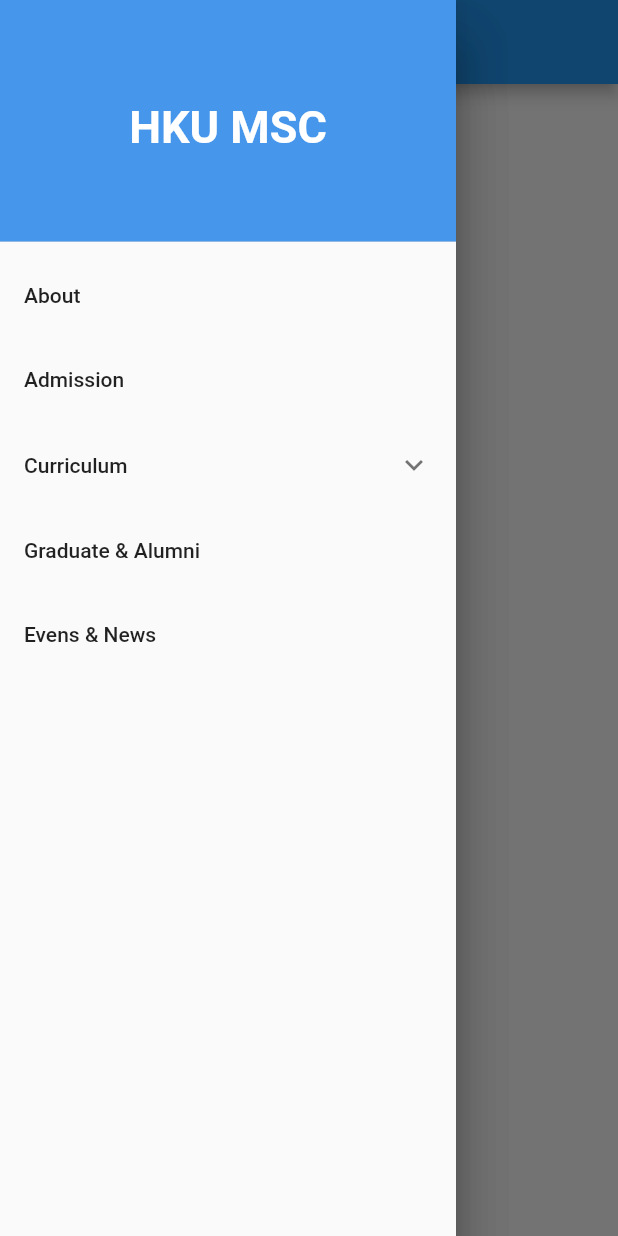
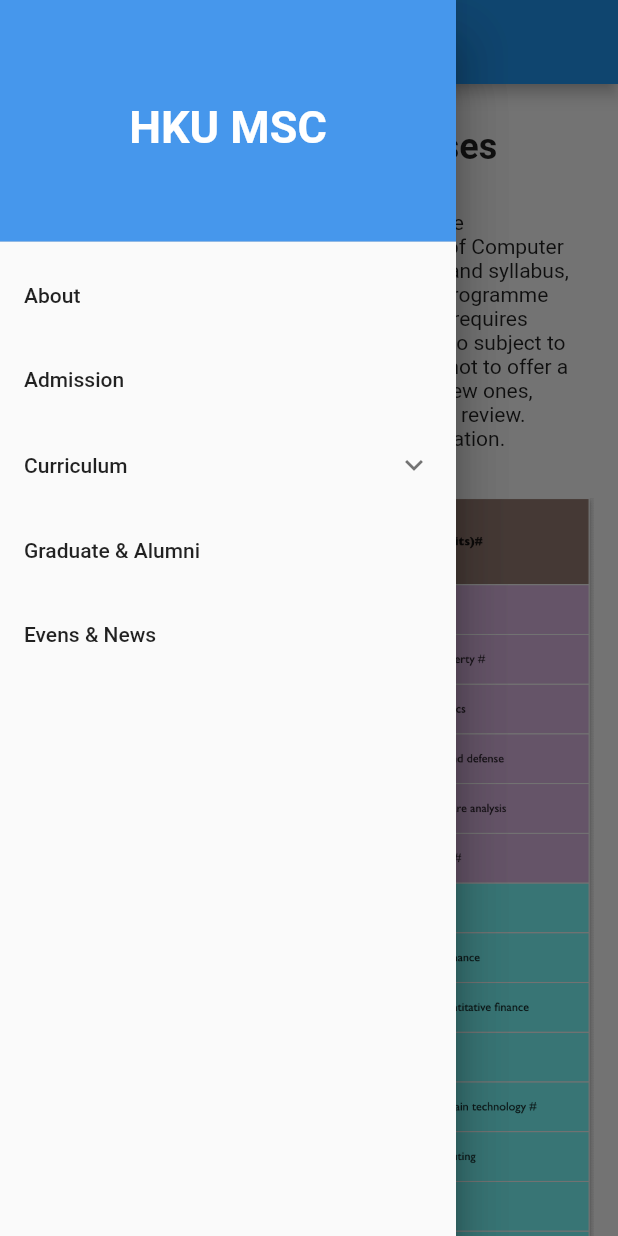
Before and after one commit to BZbyr/MSc-CS-website-app, a Flutter app: the MyCoursesPage screen opened directly with empty values, with the side drawer open, on a phone screen of 412 x 824 dp. Run offline on Flutter 3.47's test engine with Material 2 defaults, Android fonts, the phone set to English and light mode, and no system bars.

Commit message:
complete Curriculum

```diff
--- a/lib/routes/about/aboutHKU.dart
+++ b/lib/routes/about/aboutHKU.dart
@@ -32,7 +32,6 @@
           ],
         ),
       ],
-
     );
   }
 }
--- a/lib/routes/curriculum/courses.dart
+++ b/lib/routes/curriculum/courses.dart
@@ -17,6 +17,7 @@
 class MyCoursesPage extends StatelessWidget{
 
   final String title;
+  final TextStyle titleStyle = const TextStyle(fontSize: 24.0, fontWeight: FontWeight.w600);
 
   MyCoursesPage({Key key, this.title}) : super(key: key);
 
@@ -27,7 +28,19 @@
       appBar: new AppBar(
         title: new Text(title),
       ),
-      body: new Center(child: new Text("courses")),
+      body: ListView(
+        padding: const EdgeInsets.symmetric(horizontal: 16.0),
+        children: [
+          new Column(
+            children: <Widget>[
+              new Text('\nMSc(CompSc) Courses\n',style: titleStyle,),
+              new Text('The following is a list of courses offered for the MSc(CompSc) curriculum by the Department of Computer Science.  The courses, both in terms of range and syllabus, are updated and revised continuously by the Programme Committee and the Department.  Any revision requires University’s approval.  The list of courses is also subject to change because occasionally we may decide not to offer a particular course in one year or to add some new ones, based on the findings of the annual curriculum review.  Please refer to our website for updated information.\n\n'),
+              new Image.asset("res/images/pic/Courses.png",fit: BoxFit.fill,),
+              new Text("\n^ Students with focussed streams of study have to take at least 24 credits courses (equivalent to four 6-credit courses) in the corresponding subject group.\n\n# Subject to University's approval\n\n"),
+            ],
+          ),
+        ],
+      ),
       drawer: new Drawer(
         child: new DrawerWidget(),
       ),
--- a/lib/routes/curriculum/regulations.dart
+++ b/lib/routes/curriculum/regulations.dart
@@ -17,6 +17,7 @@
 class MyRegulationsPage extends StatelessWidget{
 
   final String title;
+  final TextStyle titleStyle = const TextStyle(fontSize: 24.0, fontWeight: FontWeight.w600);
 
   MyRegulationsPage({Key key, this.title}) : super(key: key);
 
@@ -27,7 +28,22 @@
       appBar: new AppBar(
         title: new Text(title),
       ),
-      body: new Center(child: new Text("regulation")),
+      body: ListView(
+        padding: const EdgeInsets.symmetric(horizontal: 16.0),
+        children: [
+          new Column(
+            children: <Widget>[
+              new Text('\nREGULATIONS\n',style: titleStyle,),
+              new Text('1. General Regulations of The University\n'),
+              new Text('https://www4.hku.hk/pubunit/drcd/files/pgdr2017-18/genreg.pdf\n\n'),
+              new Text("2. University's Regulations for Taught Postgraduate Curricula: \n"),
+              new Text('https://www4.hku.hk/pubunit/drcd/files/pgdr2017-18/tpg-regulations.pdf\n\n'),
+              new Text('3. Degree Regulations of MSc(CompSc)\n'),
+              new Text('The regulations and syllabus are applicable to students admitted to the curriculum in 2018-2019 and thereafter.')
+            ],
+          ),
+        ],
+      ),
       drawer: new Drawer(
         child: new DrawerWidget(),
       ),
--- a/lib/routes/curriculum/schedule.dart
+++ b/lib/routes/curriculum/schedule.dart
@@ -17,6 +17,7 @@
 class MySchedulePage extends StatelessWidget{
 
   final String title;
+  final TextStyle titleStyle = const TextStyle(fontSize: 24.0, fontWeight: FontWeight.w600);
 
   MySchedulePage({Key key, this.title}) : super(key: key);
 
@@ -27,7 +28,19 @@
       appBar: new AppBar(
         title: new Text(title),
       ),
-      body: new Center(child: new Text("schedule")),
+      body: ListView(
+        padding: const EdgeInsets.symmetric(horizontal: 16.0),
+        children: [
+          new Column(
+            children: <Widget>[
+              new Text('\nDuration of Study\n',style: titleStyle,),
+              new Text('The MSc(CompSc) programme is offered in both full-time and part-time modes.\n\nThere are 3 semesters in an academic year, i.e. semester 1: September – December, semester 2: January – May and the summer semester: June – August.\n\nPart-time: 2-3 years\n\nFull-time: 1-2 years\n\n'),
+              new Text('Class Schedule\n\n',style: titleStyle,),
+              new Text('Classes are usually conducted in weekday evenings from 7:00 p.m., or during weekends.  Some courses will be offered mainly for full-time students in weekday daytime.')
+            ],
+          ),
+        ],
+      ),
       drawer: new Drawer(
         child: new DrawerWidget(),
       ),
```
